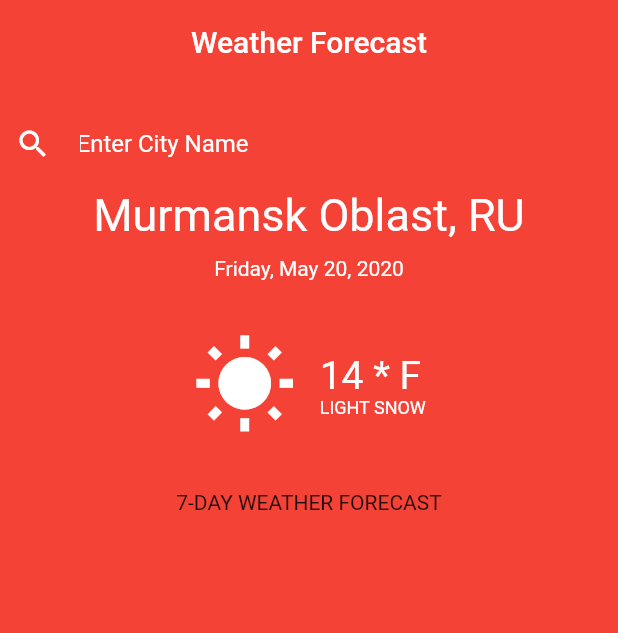
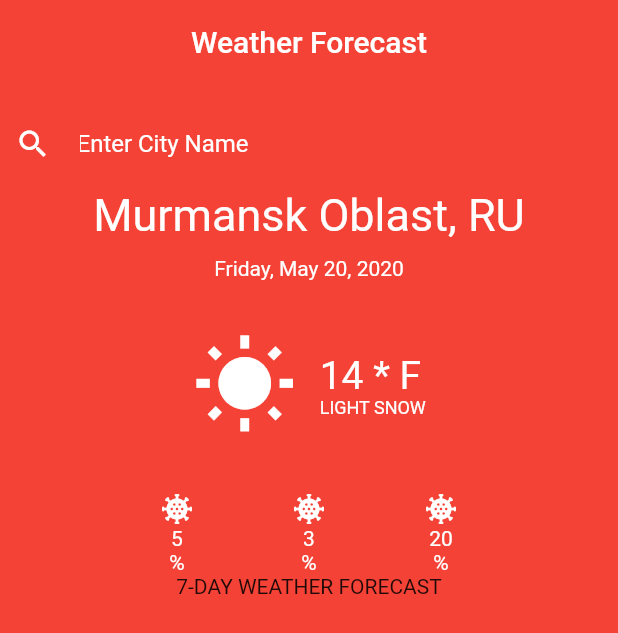
Before and after one commit to YanaLugina/weather-homework, a Flutter app: the screen it shows after launch, on a phone screen of 412 x 824 dp. Shown: the top 633 px of the screen. Run offline on Flutter 3.47's test engine with Material 2 defaults, Android fonts, the phone set to English and light mode, and no system bars.

Commit message:
widgetSunAndListView: created class Snowballs and used it

```diff
--- a/lib/main.dart
+++ b/lib/main.dart
@@ -37,6 +37,7 @@ Widget _myWeatherForecast() {
           _search(),
           _cityAndDate(),
           _temperature(),
+          _snowballs(),
           Text('7-DAY WEATHER FORECAST'),
           /*ListView()*/
         ],
@@ -148,3 +149,47 @@ Padding _temperature() {
     ),
   );
 }
+
+Container _snowballs () {
+  return Container(
+    width: 200.0,
+    child: Row(
+      crossAxisAlignment: CrossAxisAlignment.center,
+      mainAxisAlignment: MainAxisAlignment.spaceBetween,
+      children: <Widget> [
+        Snowballs(5),
+        Snowballs(3),
+        Snowballs(20),
+      ],
+    ),
+  );
+}
+
+class Snowballs extends StatelessWidget {
+  final int degree;
+
+  Snowballs(this.degree);
+
+  @override
+  Widget build(BuildContext context) {
+    return Column(
+      children: <Widget> [
+        Icon(Icons.coronavirus, color: Colors.white,),
+        Text(
+          '$degree',
+          style: TextStyle(
+            fontSize: 14.0,
+            color: Colors.white,
+          ),
+        ),
+        Text(
+          '%',
+          style: TextStyle(
+            fontSize: 14.0,
+            color: Colors.white,
+          ),
+        ),
+      ],
+    );
+  }
+}
```
